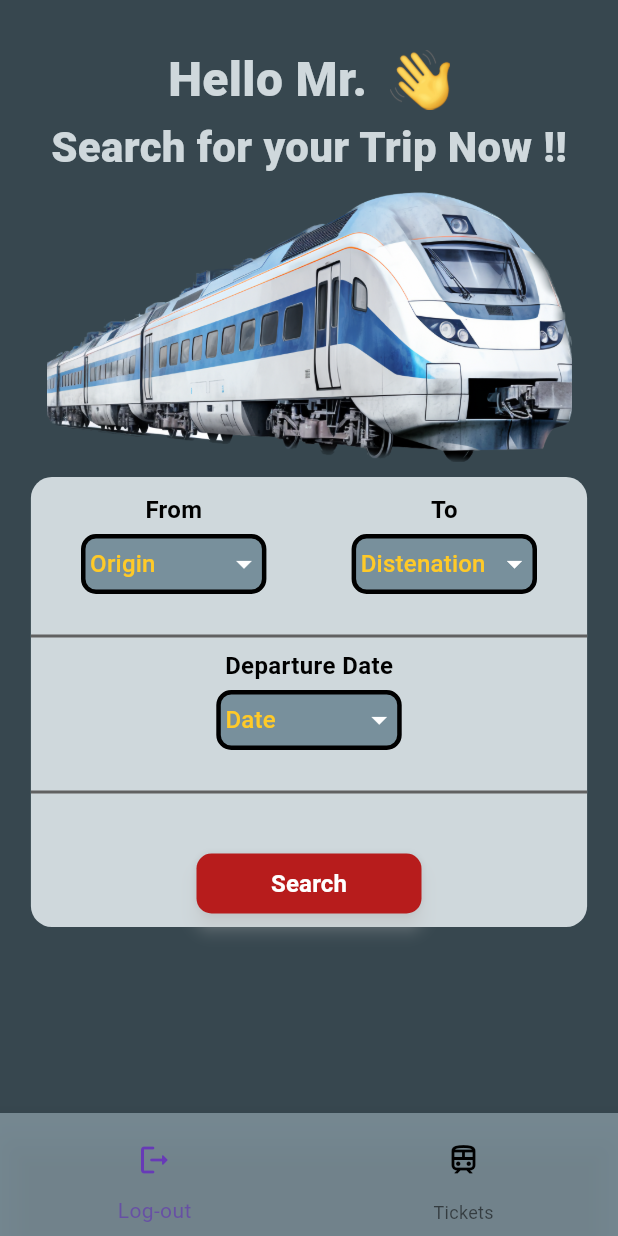
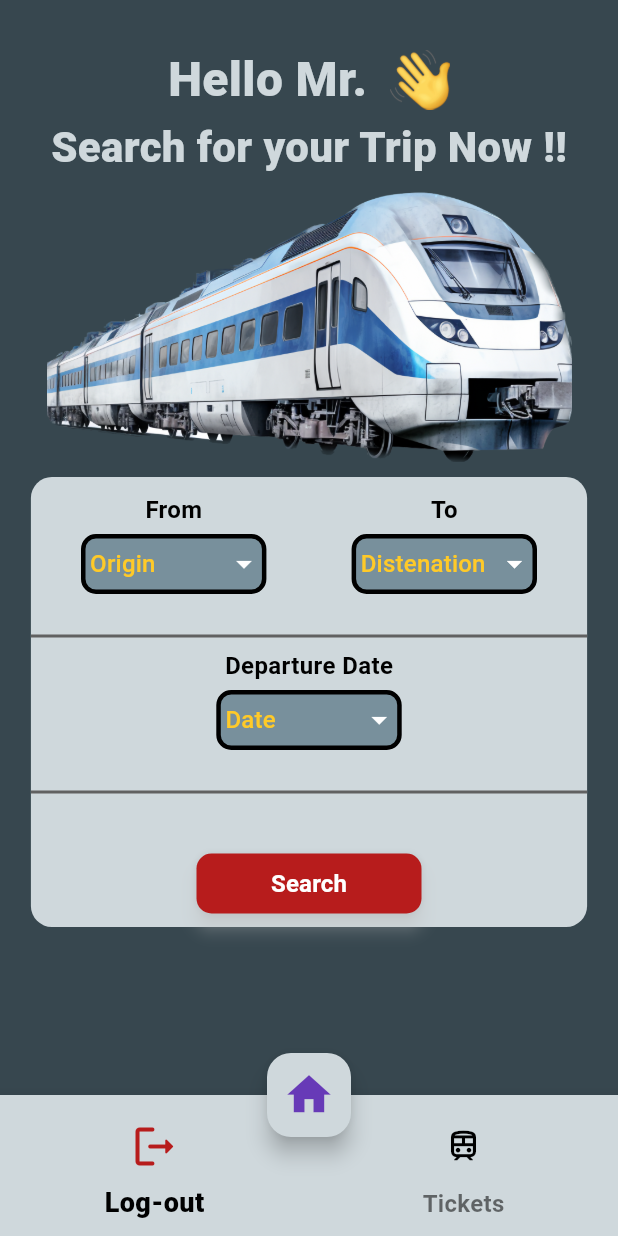
Before and after one commit to Mohammed-Al-Lail/Trains-Reservation-System, a Flutter app: the HomePage screen opened directly with empty values, on a phone screen of 412 x 824 dp. Run offline on Flutter 3.47's test engine with Material 3 defaults, Android fonts, the phone set to English and light mode, and no system bars; our stand-ins replace flutter_credit_card, google_fonts.

Commit message:
commit-2

```diff
--- a/lib/classes/Ticket.dart
+++ b/lib/classes/Ticket.dart
@@ -1,8 +1,11 @@
 class Ticket{
 
   Ticket({ // constructor
-    required this.passengarName,
+    required this.trainId,
+    required this.passengarFname,
+    required this.passengarLname,
     required this.seatClass,
+    required this.seatNumber,
     required this.ticketPrice,
     required this.trainOriginCity,
     required this.trainDestinationCity,
@@ -10,9 +13,11 @@ class Ticket{
 
   });
 // required parameters
-
-  final String passengarName;
+  final int trainId;
+  final String passengarFname;
+  final String passengarLname;
   final String seatClass;
+  final String seatNumber;
   final String ticketPrice;
   final String trainOriginCity;
   final String trainDestinationCity;
--- a/lib/screens/mainScreens/homPage.dart
+++ b/lib/screens/mainScreens/homPage.dart
@@ -3,6 +3,7 @@ import 'package:provider/provider.dart';
 import 'package:trains_reservation_app_ics321_project/Services/trainProvider.dart';
 import 'package:trains_reservation_app_ics321_project/Services/usersProvider.dart';
 import 'package:trains_reservation_app_ics321_project/classes/passengar.dart';
+import 'package:trains_reservation_app_ics321_project/screens/mainScreens/Tickets_Screen.dart';
 import 'package:trains_reservation_app_ics321_project/screens/mainScreens/trainsOptionsPage.dart';
 import 'package:trains_reservation_app_ics321_project/utilities/CommonUtilities/MyElevatedButton.dart';
 import 'package:trains_reservation_app_ics321_project/utilities/HomePageUtilites/MyCircularProgressIndicator.dart';
@@ -62,6 +63,10 @@ void searchButtonMethod(BuildContext ctx){
   }
 
 
+  // method to get the right page {home page or ticket page}
+
+
+
   int _bottomNavigationBarIndex=0;
 
   @override
@@ -71,12 +76,48 @@ void searchButtonMethod(BuildContext ctx){
 
       backgroundColor: Colors.blueGrey[800],
 
-      bottomNavigationBar: BottomNavigationBar( // BottomNavigationBar
-      backgroundColor: Colors.blueGrey.shade300.withOpacity(0.7),
 
+      // floatingActionButton {for the Home icon}
+      floatingActionButton:FloatingActionButton(
+        onPressed: (){
+          setState(() {
+            _bottomNavigationBarIndex=0;
+          });
+        },
+        backgroundColor: Colors.blueGrey.shade100,
+
+        child: Icon(
+          Icons.home,
+          size: _bottomNavigationBarIndex ==0? 35 : 25,
+          color: _bottomNavigationBarIndex ==0 ? Colors.deepPurple : Colors.black,
+        ),
+        ) ,
+
+    // floating action button position
+      floatingActionButtonLocation: FloatingActionButtonLocation.centerDocked,
+
+
+    // BottomNavigationBar { for log out icon, and tickets page}
+      bottomNavigationBar: BottomNavigationBar(
+
+      backgroundColor: Colors.blueGrey.shade100,
+      fixedColor: Colors.black,
+      onTap: null,
+
+      unselectedLabelStyle: const TextStyle(
+        color: Colors.black,
+        fontSize: 16,
+        fontWeight: FontWeight.bold
+      ),
+
+      selectedLabelStyle: const TextStyle(
+        color: Colors.black,
+        fontSize: 18,
+        fontWeight: FontWeight.w900
+      ),
       currentIndex: _bottomNavigationBarIndex,
+        items:  [
 
-        items:  [
           // log out icon
           BottomNavigationBarItem(
 
@@ -84,24 +125,29 @@ void searchButtonMethod(BuildContext ctx){
 
               onPressed: (){
 
-                setState(() {
-                  _bottomNavigationBarIndex=0;
-                });
                 Provider.of<usersProvider>(context,listen: false).resetPassengerObject(); // to reset the passenger object again to be =null
                 Navigator.pop(context);
               },
-              icon:  Icon(
+              icon:   Icon(
                 Icons.logout_rounded,
-                color: _bottomNavigationBarIndex ==0 ? Colors.deepPurple : Colors.black,
+                color:Colors.red.shade900,
+                size: 34,
                 )
               ),
             label: "Log-out",
 
+
             ),
 
-          // train ticket icon
+
+
+          // Train ticket icon
           BottomNavigationBarItem(
-            icon: IconButton(
+
+            icon: Stack( // we will use stack to display the tickets number
+              children: [
+
+                 IconButton(
                 onPressed: (){
                   setState(() {
                     _bottomNavigationBarIndex=1;
@@ -111,7 +157,35 @@ void searchButtonMethod(BuildContext ctx){
                 icon:  Icon(
                   Icons.train_outlined,
                   color: _bottomNavigationBarIndex ==1 ? Colors.deepPurple : Colors.black,
+                  size: _bottomNavigationBarIndex ==1? 35 : 25,
                   )
+                ),
+
+                // container that will hold the length of the ticket list
+                Visibility(
+                  visible: widget.passengar.passengarTicketsList!.isEmpty? false : true, // the container will be shown only if there was tickts on the list
+                  child: Container(
+
+                    height: 22,
+                    width: 22,
+                    decoration: const BoxDecoration(
+                      shape: BoxShape.circle,
+                      color: Colors.red
+                    ),
+                    child: Center(
+                      child: Text(
+                        widget.passengar.passengarTicketsList!.length.toString(),
+                        style: const TextStyle(
+                          color: Colors.white,
+                          fontSize: 14,
+                          fontWeight: FontWeight.bold,
+                        ),
+                      ),
+                    ),
+                  ),
+                )
+              ],
+
             ),
             label: "Tickets",
 
@@ -121,10 +195,13 @@ void searchButtonMethod(BuildContext ctx){
         ],
       ),
 
+
+      // ----------------------------------------- Body ------------------------------
+
       body:  SafeArea(
         child: _isLoading? const MyCircularProgressIndicator()
         :
-        SingleChildScrollView(
+        _bottomNavigationBarIndex == 0? SingleChildScrollView( //if the page index was = 0 {we will return the home page}
           scrollDirection: Axis.vertical,
 
           child: Column(
@@ -229,7 +306,9 @@ void searchButtonMethod(BuildContext ctx){
 
             ],
           ),
-        ),
+        )
+        :
+        TicketsPage(passengar: widget.passengar,) // if the page index was = 1 {we will return the Tcket page}
       ),
 
 
--- a/lib/screens/mainScreens/payment_Screen.dart
+++ b/lib/screens/mainScreens/payment_Screen.dart
@@ -80,7 +80,8 @@ final List monthsList = [01,02,03,04,05,06,07,08,09,10,11,12];
 
       );
       Provider.of<trainProvider>(context,listen: false).payButtonMethod(widget.train);
-      //Provider.of<usersProvider>(context,listen: false).resetPassengerObject();
+      Provider.of<usersProvider>(context,listen: false).createTickets(widget.train);
+      Provider.of<usersProvider>(context,listen: false).resetPassengarSeatsList();
 
       Future.delayed( // close the page after 4 seconds
         const Duration(seconds: 4),
--- a/lib/utilities/TrainsOptionPageUtilities/TrainCardRowInfo.dart
+++ b/lib/utilities/TrainsOptionPageUtilities/TrainCardRowInfo.dart
@@ -27,6 +27,7 @@ class TrainCardRowInfo extends StatelessWidget {
     return  Padding(
       padding: const EdgeInsets.only(left: 5),
       child: Row(
+        mainAxisAlignment: MainAxisAlignment.start,
         children: [
 
           Text(
@@ -34,7 +35,7 @@ class TrainCardRowInfo extends StatelessWidget {
             style: TextStyle(
               color: labelColor,
               fontSize: labelFontSize,
-              fontWeight: FontWeight.bold,
+              fontWeight: FontWeight.w900,
             ),
           ),
           const SizedBox(width: 5,),
@@ -44,7 +45,7 @@ class TrainCardRowInfo extends StatelessWidget {
             style:  TextStyle(
             fontSize: valueFontSize,
             color: valueColor,
-            fontWeight: FontWeight.bold,
+            fontWeight: FontWeight.w500,
             ),
           ),
         ],
--- a/lib/utilities/bookinSeatsPageUtilities/allSeatsGridViwe.dart
+++ b/lib/utilities/bookinSeatsPageUtilities/allSeatsGridViwe.dart
@@ -1,6 +1,4 @@
 import 'package:flutter/material.dart';
-import 'package:provider/provider.dart';
-import 'package:trains_reservation_app_ics321_project/Services/usersProvider.dart';
 import 'package:trains_reservation_app_ics321_project/classes/Train.dart';
 import 'package:trains_reservation_app_ics321_project/utilities/bookinSeatsPageUtilities/seatCard.dart';
 
@@ -24,9 +22,9 @@ class allSeatsGridviwe extends StatelessWidget {
         ),
       itemCount: train.trainSeats.length,
        itemBuilder: (context, index) {
-         final myProvider=Provider.of<usersProvider>(context,listen: false);
 
-         return seatCard(seat: train.trainSeats[index],train: train,passengar: myProvider.getPassengar!,);
+
+         return seatCard(seat: train.trainSeats[index],train: train);
        },
 
 
--- a/lib/utilities/bookinSeatsPageUtilities/totalPriceRow.dart
+++ b/lib/utilities/bookinSeatsPageUtilities/totalPriceRow.dart
@@ -33,7 +33,7 @@ class _totalPriceRowState extends State<totalPriceRow> {
           const SizedBox(width: 5,),
 
           Text(
-            Provider.of<usersProvider>(context,listen: true).getSeatsTotalPrice(widget.passenger).toString(),
+            Provider.of<usersProvider>(context,listen: true).getSeatsTotalPrice().toString(),
             style: const TextStyle(
               color: Colors.black,
               fontSize: 25,
```
Also changed, not shown: lib/Services/usersProvider.dart (+58 -13 lines), lib/screens/mainScreens/Tickets_Screen.dart (added, +91 -0 lines), lib/screens/mainScreens/booking_seats_Screen.dart (+9 -1 lines), lib/screens/mainScreens/spesefic_Train_Screen.dart (+6 -1 lines), lib/utilities/CommonUtilities/trainNameAppBar.dart (+5 -4 lines), lib/utilities/TicketsPageUtilites/TicketCard.dart (added, +136 -0 lines), lib/utilities/TicketsPageUtilites/TicketsListViwe.dart (added, +28 -0 lines), lib/utilities/TicketsPageUtilites/youDontHaveTicketsText.dart (added, +79 -0 lines), lib/utilities/bookinSeatsPageUtilities/seatCard.dart (+4 -5 lines), lib/Images/Exclamation_mark.png (added), lib/Images/barcode.png (added). Lines whose indentation alone changed are shown as unchanged.
